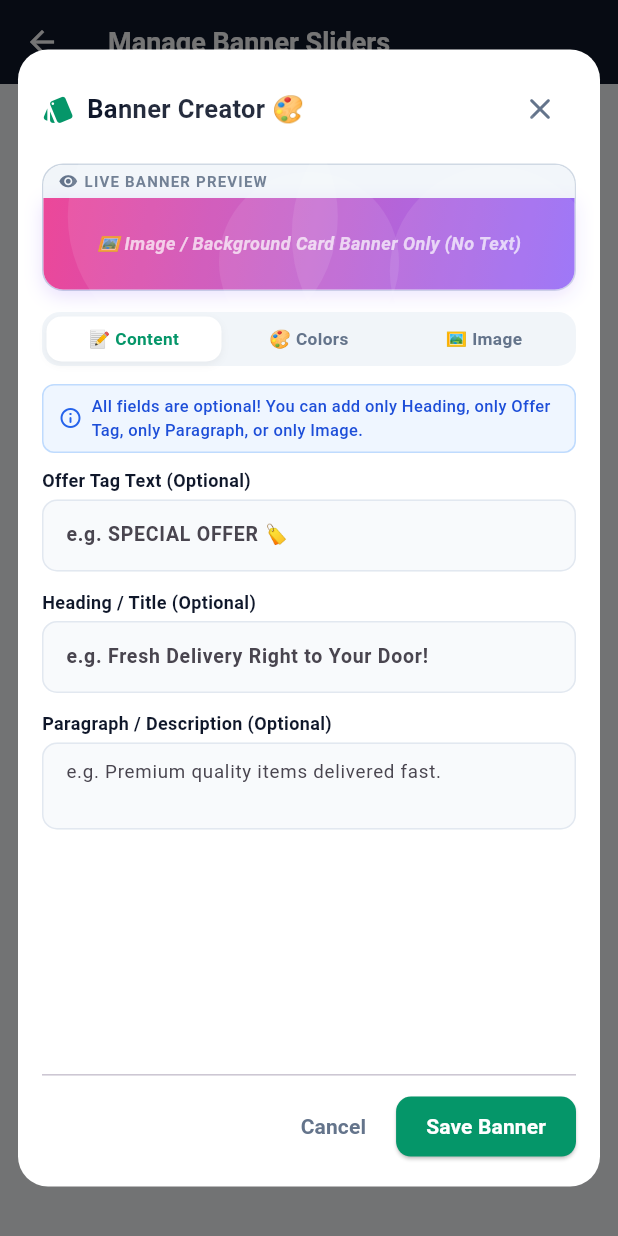
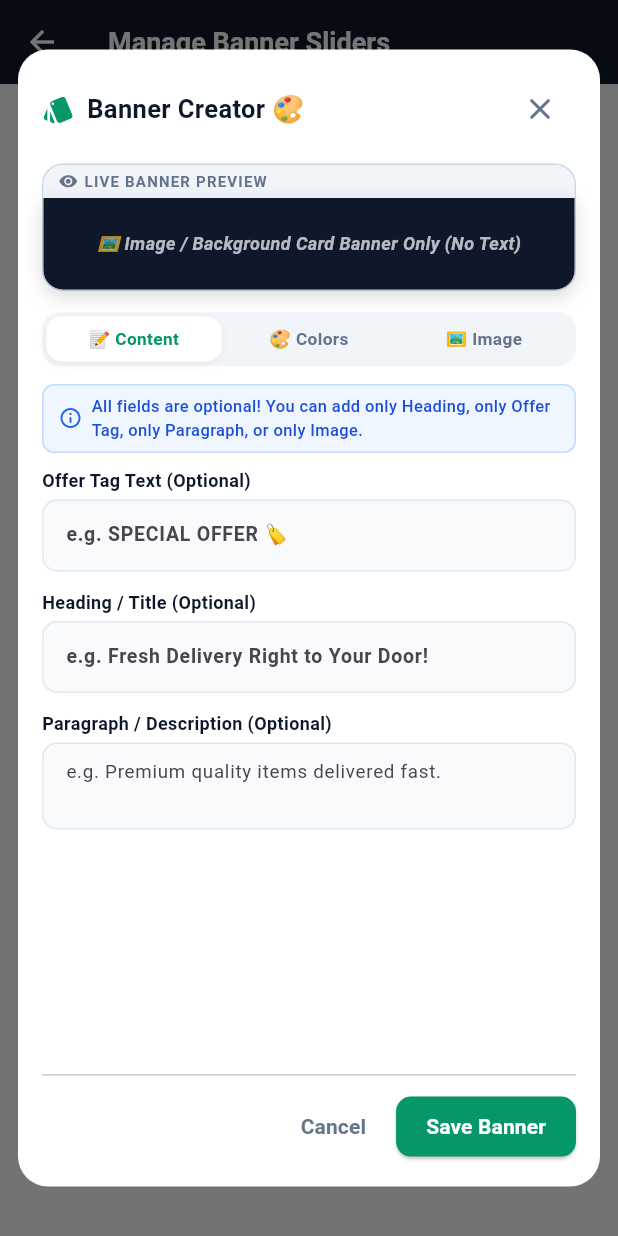
Before and after one commit to MUSKANRANI0808/daily_mart, a Flutter app: the SellerSlidersScreen screen opened directly with empty values, after a tap on "Add Slider", on a phone screen of 412 x 824 dp. Run offline on Flutter 3.47's test engine with Material 3 defaults, Android fonts, the phone set to English and light mode, and no system bars; our stand-ins replace flutter_local_notifications, image_picker, shared_preferences; missing offline and left inert: dart:html, razorpay_flutter; accounts and stored records are empty.

Commit message:
Default banner creator image background to clean dark card (no pink preset)

```diff
--- a/lib/screens/seller/seller_sliders_screen.dart
+++ b/lib/screens/seller/seller_sliders_screen.dart
@@ -226,6 +226,24 @@ class _SellerSlidersScreenState extends State<SellerSlidersScreen> {
     required Widget child,
     BorderRadius? borderRadius,
   }) {
+    if (bg == 'none' || bg.isEmpty || bg == 'transparent') {
+      return Container(
+        width: double.infinity,
+        decoration: BoxDecoration(
+          color: const Color(0xFF0F172A),
+          borderRadius: borderRadius ?? BorderRadius.circular(16),
+          boxShadow: [
+            BoxShadow(
+              color: Colors.black.withValues(alpha: 0.15),
+              blurRadius: 10,
+              offset: const Offset(0, 4),
+            ),
+          ],
+        ),
+        child: child,
+      );
+    }
+
     final preset = presetThemes.firstWhere(
       (p) => p['id'] == bg,
       orElse: () => {},
@@ -323,7 +341,7 @@ class _SellerSlidersScreenState extends State<SellerSlidersScreen> {
     final tagCtrl = TextEditingController(text: existingSlider?['tag'] ?? '');
     final titleCtrl = TextEditingController(text: existingSlider?['title'] ?? '');
     final descCtrl = TextEditingController(text: existingSlider?['description'] ?? '');
-    String selectedImageData = existingSlider?['bg_image_url'] ?? 'preset_1';
+    String selectedImageData = existingSlider?['bg_image_url'] ?? 'none';
     bool isPickingImage = false;
     int selectedTab = 0; // 0: Text Content, 1: Style & Colors, 2: Background Image
 
@@ -803,22 +821,47 @@ class _SellerSlidersScreenState extends State<SellerSlidersScreen> {
                             Column(
                               crossAxisAlignment: CrossAxisAlignment.start,
                               children: [
-                                const Text('Choose Abstract Theme Card', style: TextStyle(fontWeight: FontWeight.bold, fontSize: 12, color: Color(0xFF0F172A))),
+                                const Text('Choose Background Preset / Theme Card', style: TextStyle(fontWeight: FontWeight.bold, fontSize: 12, color: Color(0xFF0F172A))),
                                 const SizedBox(height: 6),
                                 SizedBox(
                                   height: 60,
-                                  child: ListView.separated(
+                                  child: ListView(
                                     scrollDirection: Axis.horizontal,
-                                    itemCount: presetThemes.length,
-                                    separatorBuilder: (ctx, idx) => const SizedBox(width: 8),
-                                    itemBuilder: (ctx, idx) {
-                                      final p = presetThemes[idx];
+                                    children: [
+                                      // NO IMAGE OPTION (DEFAULT)
+                                      GestureDetector(
+                                        onTap: () => setDialogState(() => selectedImageData = 'none'),
+                                        child: Container(
+                                          width: 100,
+                                          margin: const EdgeInsets.only(right: 8),
+                                          decoration: BoxDecoration(
+                                            color: const Color(0xFF0F172A),
+                                            borderRadius: BorderRadius.circular(10),
+                                            border: (selectedImageData == 'none' || selectedImageData.isEmpty)
+                                                ? Border.all(color: const Color(0xFF10B981), width: 2.5)
+                                                : Border.all(color: Colors.black12),
+                                          ),
+                                          child: const Center(
+                                            child: Text(
+                                              '🚫 No Image\n(Clean Dark)',
+                                              style: TextStyle(
+                                                color: Colors.white,
+                                                fontWeight: FontWeight.bold,
+                                                fontSize: 10,
+                                              ),
+                                              textAlign: TextAlign.center,
+                                            ),
+                                          ),
+                                        ),
+                                      ),
+                                      ...presetThemes.map((p) {
                                         final isSelected = selectedImageData == p['id'];
                                         final colors = List<Color>.from(p['colors']);
                                         return GestureDetector(
                                           onTap: () => setDialogState(() => selectedImageData = p['id']),
                                           child: Container(
                                             width: 100,
+                                            margin: const EdgeInsets.only(right: 8),
                                             decoration: BoxDecoration(
                                               gradient: LinearGradient(
                                                 colors: colors,
@@ -845,7 +888,8 @@ class _SellerSlidersScreenState extends State<SellerSlidersScreen> {
                                             ),
                                           ),
                                         );
-                                    },
+                                      }),
+                                    ],
                                   ),
                                 ),
                                 const SizedBox(height: 14),
@@ -884,7 +928,7 @@ class _SellerSlidersScreenState extends State<SellerSlidersScreen> {
                                 ),
                                 const SizedBox(height: 8),
 
-                                selectedImageData.isNotEmpty && !selectedImageData.startsWith('preset_')
+                                selectedImageData.isNotEmpty && !selectedImageData.startsWith('preset_') && selectedImageData != 'none'
                                     ? Stack(
                                         children: [
                                           Container(
@@ -908,7 +952,7 @@ class _SellerSlidersScreenState extends State<SellerSlidersScreen> {
                                                 padding: EdgeInsets.zero,
                                                 icon: const Icon(Icons.close, color: Colors.white, size: 15),
                                                 onPressed: () {
-                                                  setDialogState(() => selectedImageData = 'preset_1');
+                                                  setDialogState(() => selectedImageData = 'none');
                                                 },
                                               ),
                                             ),
```
Lines whose indentation alone changed are shown as unchanged.
